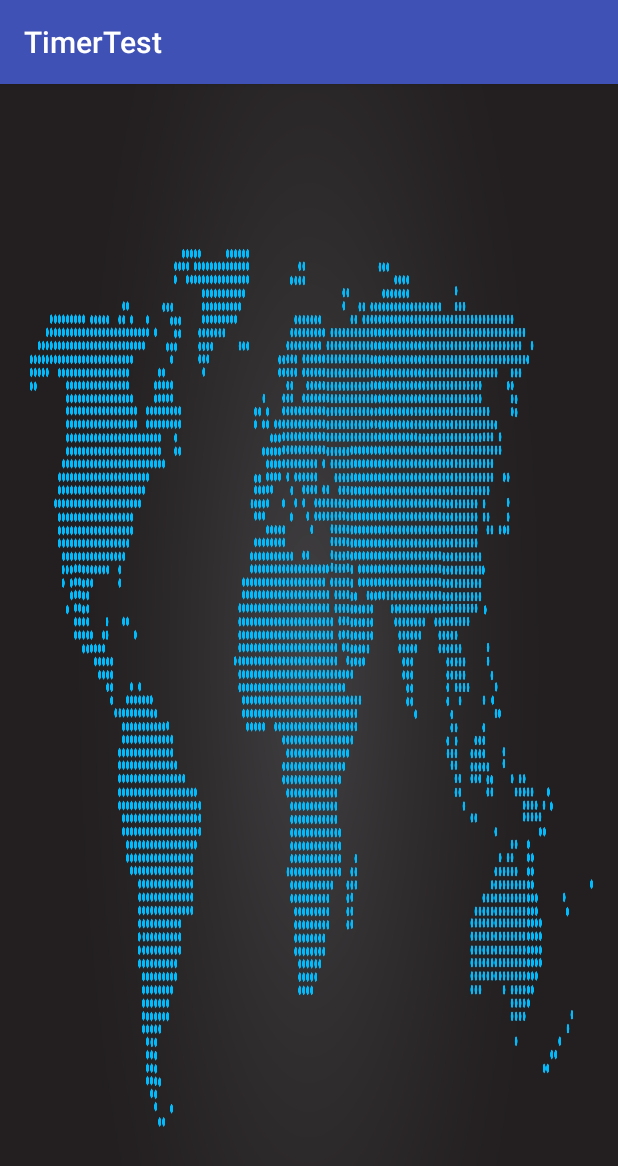
After one commit to SHS-SpecialTopics/hacktheplanet, an Android app: the myDatabase screen opened directly, with no data from a screen before it, on a phone screen of 412 x 824 dp. The commit adds this screen. Shown: the top 1166 px of the screen. Run offline under Robolectric (Android 15) with nearby library versions, the phone set to English and light mode, and no system bars.

Commit message:
David Feb 19

```diff
--- a/app/src/main/AndroidManifest.xml
+++ b/app/src/main/AndroidManifest.xml
@@ -26,13 +26,12 @@
 
         <activity android:name=".Upgrades"></activity>
 
+        <activity android:name=".myDatabase"></activity>
 
 
 
 
-
-
-    </application>
+</application>
 
     <uses-permission android:name="android.permission.WAKE_LOCK" />
 
--- a/app/src/main/java/com/example/rayqu/timertest/TimerTest.java
+++ b/app/src/main/java/com/example/rayqu/timertest/TimerTest.java
@@ -214,6 +214,10 @@ import java.util.List;
              startActivity(new Intent(this, Upgrades.class));
              return true;
          }
+         if (id == R.id.databaseTester) {
+             startActivity(new Intent(this, myDatabase.class));
+             return true;
+         }
          return super.onOptionsItemSelected(item);
      }
 
--- /dev/null
+++ b/app/src/main/java/com/example/rayqu/timertest/myDatabase.java
@@ -0,0 +1,21 @@
+package com.example.rayqu.timertest;
+
+import android.os.Bundle;
+import android.support.v7.app.AppCompatActivity;
+
+/**
+ * Created by rayqu on 2/19/2016.
+ */
+public class myDatabase extends AppCompatActivity {
+
+    @Override
+    protected void onCreate(Bundle savedInstanceState) {
+        super.onCreate(savedInstanceState);
+        setContentView(R.layout.fake_map);
+
+    }
+
+
+
+
+}
--- /dev/null
+++ b/app/src/main/res/layout/fake_map.xml
@@ -0,0 +1,15 @@
+<?xml version="1.0" encoding="utf-8"?>
+<RelativeLayout xmlns:android="http://schemas.android.com/apk/res/android"
+    android:layout_width="match_parent"
+    android:layout_height="match_parent">
+
+
+    <ImageView
+        android:layout_width="fill_parent"
+        android:layout_height="wrap_content"
+        android:id="@+id/fakeMapView"
+        android:layout_centerVertical="true"
+        android:layout_centerHorizontal="true"
+        android:scaleType="fitXY"
+        android:src="@drawable/fakemap" />
+</RelativeLayout>
--- a/app/src/main/res/menu/menu_timer_test.xml
+++ b/app/src/main/res/menu/menu_timer_test.xml
@@ -10,4 +10,7 @@
     <item
         android:id="@+id/upgrades"
         android:title="Upgrade"/>
+    <item
+        android:id="@+id/databaseTester"
+        android:title="Database"/>
 </menu>
```
Also changed, not shown: app/src/main/java/com/example/rayqu/timertest/VirusDetail.java (+10 -11 lines), app/src/main/res/drawable/fakemap.png (added).
